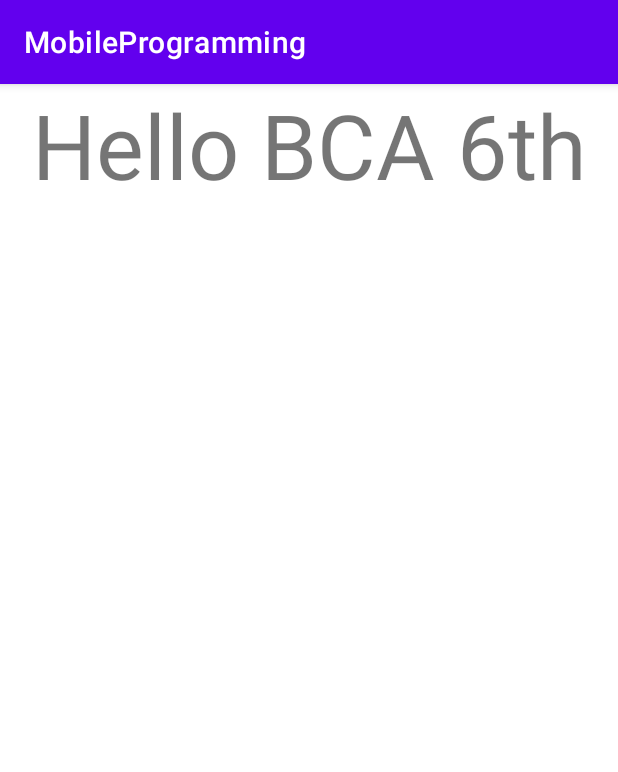
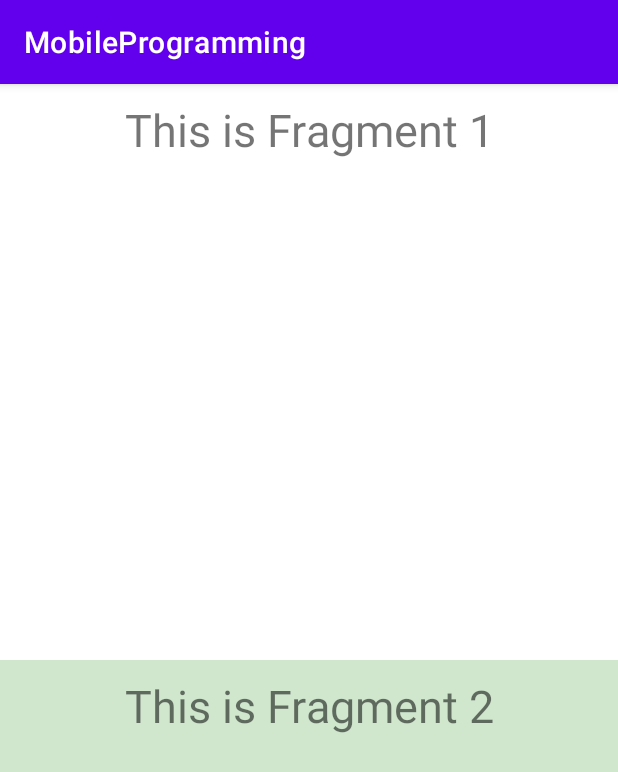
Before and after one commit to San0330/MP80, an Android app: the screen it shows after launch (MainActivity), on a phone screen of 412 x 824 dp. Shown: the top 772 px of the screen. Run offline under Robolectric (Android 15) with nearby library versions, the phone set to English and light mode, and no system bars.

Commit message:
add two static fragments

```diff
--- /dev/null
+++ b/app/src/main/java/com/example/mobileprogramming/Fragment1.java
@@ -0,0 +1,18 @@
+package com.example.mobileprogramming;
+
+import android.os.Bundle;
+
+import androidx.fragment.app.Fragment;
+
+import android.view.LayoutInflater;
+import android.view.View;
+import android.view.ViewGroup;
+
+public class Fragment1 extends Fragment {
+    @Override
+    public View onCreateView(LayoutInflater inflater, ViewGroup container,
+                             Bundle savedInstanceState) {
+        // Inflate the layout for this fragment
+        return inflater.inflate(R.layout.fragment_1, container, false);
+    }
+}
--- /dev/null
+++ b/app/src/main/java/com/example/mobileprogramming/Fragment2.java
@@ -0,0 +1,18 @@
+package com.example.mobileprogramming;
+
+import android.os.Bundle;
+
+import androidx.fragment.app.Fragment;
+
+import android.view.LayoutInflater;
+import android.view.View;
+import android.view.ViewGroup;
+
+public class Fragment2 extends Fragment {
+    @Override
+    public View onCreateView(LayoutInflater inflater, ViewGroup container,
+                             Bundle savedInstanceState) {
+        // Inflate the layout for this fragment
+        return inflater.inflate(R.layout.fragment_2, container, false);
+    }
+}
--- a/app/src/main/res/layout/activity_main.xml
+++ b/app/src/main/res/layout/activity_main.xml
@@ -2,15 +2,24 @@
 <LinearLayout xmlns:android="http://schemas.android.com/apk/res/android"
     android:id="@+id/main"
     android:orientation="vertical"
+    android:weightSum="2"
     android:layout_width="match_parent"
     android:layout_height="match_parent">
 
-    <TextView
+    <fragment
+        android:id="@+id/fragment1"
         android:layout_width="match_parent"
-        android:layout_height="wrap_content"
-        android:text="@string/hello_bca_6th"
-        android:textSize="90px"
-        android:gravity="center"
+        android:layout_height="match_parent"
+        android:name="com.example.mobileprogramming.Fragment1"
+        android:layout_weight="1"
+        />
+
+    <fragment
+        android:id="@+id/fragment2"
+        android:layout_width="match_parent"
+        android:layout_height="match_parent"
+        android:name="com.example.mobileprogramming.Fragment2"
+        android:layout_weight="1"
         />
 
 </LinearLayout>
--- /dev/null
+++ b/app/src/main/res/layout/fragment_1.xml
@@ -0,0 +1,17 @@
+<?xml version="1.0" encoding="utf-8"?>
+<LinearLayout xmlns:android="http://schemas.android.com/apk/res/android"
+    xmlns:tools="http://schemas.android.com/tools"
+    android:layout_width="match_parent"
+    android:layout_height="match_parent"
+    android:orientation="vertical"
+    tools:context=".Fragment1">
+
+    <TextView
+        android:layout_width="match_parent"
+        android:layout_height="match_parent"
+        android:textSize="30sp"
+        android:textAlignment="center"
+        android:padding="10dp"
+        android:text="This is Fragment 1" />
+
+</LinearLayout>
--- /dev/null
+++ b/app/src/main/res/layout/fragment_2.xml
@@ -0,0 +1,18 @@
+<?xml version="1.0" encoding="utf-8"?>
+<LinearLayout xmlns:android="http://schemas.android.com/apk/res/android"
+    xmlns:tools="http://schemas.android.com/tools"
+    android:layout_width="match_parent"
+    android:layout_height="match_parent"
+    android:background="#D0E7CE"
+    android:orientation="vertical"
+    tools:context=".Fragment2">
+
+    <TextView
+        android:layout_width="match_parent"
+        android:layout_height="match_parent"
+        android:textSize="30sp"
+        android:textAlignment="center"
+        android:padding="10dp"
+        android:text="This is Fragment 2" />
+
+</LinearLayout>
```
